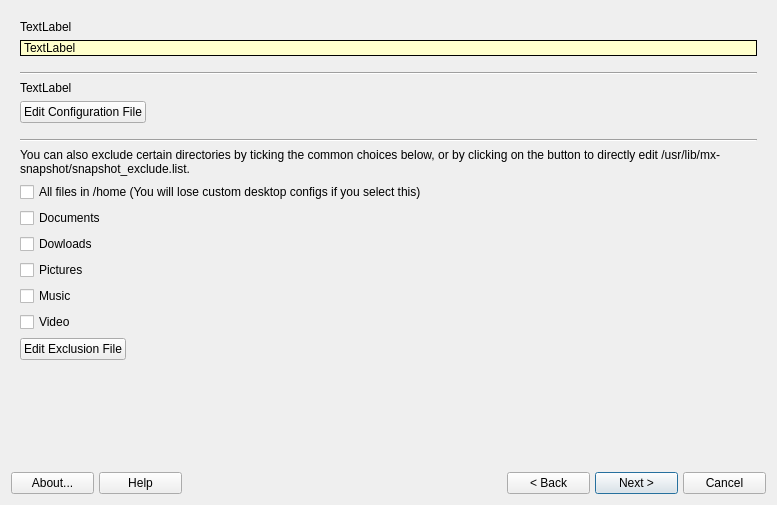
AdrianTM/mx-snapshot-old, file mxsnapshot.ui: the form before one commit.
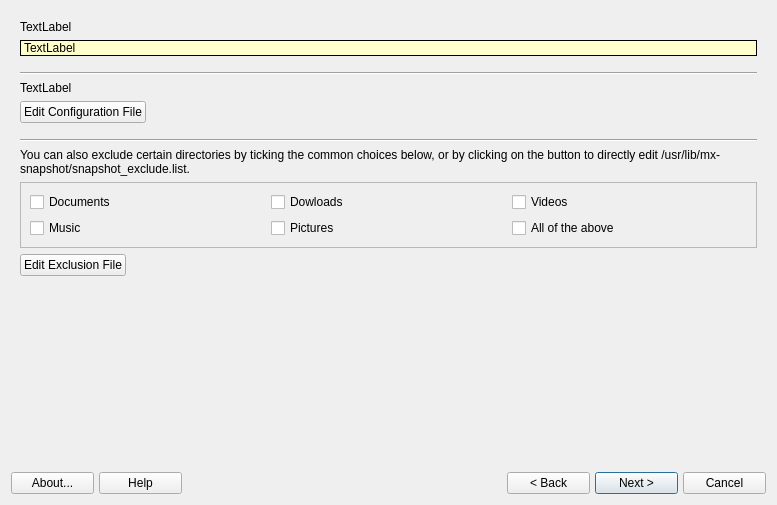
The form after the commit. The open tabs and pages were chosen to show the change. Icons and pictures are not drawn.

Patch:
```diff
--- a/mxsnapshot.ui
+++ b/mxsnapshot.ui
@@ -234,45 +234,63 @@
         </widget>
        </item>
        <item>
-        <widget class="QCheckBox" name="excludeHome">
-         <property name="text">
-          <string>All files in /home (You will lose custom desktop configs if you select this)</string>
+        <widget class="QFrame" name="frame">
+         <property name="frameShape">
+          <enum>QFrame::StyledPanel</enum>
          </property>
-        </widget>
-       </item>
-       <item>
-        <widget class="QCheckBox" name="excludeDocuments">
-         <property name="text">
-          <string>Documents</string>
+         <property name="frameShadow">
+          <enum>QFrame::Sunken</enum>
          </property>
-        </widget>
-       </item>
-       <item>
-        <widget class="QCheckBox" name="excludeDownloads">
-         <property name="text">
-          <string>Dowloads</string>
+         <property name="lineWidth">
+          <number>0</number>
          </property>
-        </widget>
-       </item>
-       <item>
-        <widget class="QCheckBox" name="excludePictures">
-         <property name="text">
-          <string>Pictures</string>
+         <property name="midLineWidth">
+          <number>1</number>
          </property>
-        </widget>
-       </item>
-       <item>
-        <widget class="QCheckBox" name="excludeMusic">
-         <property name="text">
-          <string>Music</string>
-         </property>
-        </widget>
-       </item>
-       <item>
-        <widget class="QCheckBox" name="excludeVideos">
-         <property name="text">
-          <string>Video</string>
-         </property>
+         <layout class="QGridLayout" name="gridLayout">
+          <item row="3" column="0">
+           <widget class="QCheckBox" name="excludeMusic">
+            <property name="text">
+             <string>Music</string>
+            </property>
+           </widget>
+          </item>
+          <item row="3" column="1">
+           <widget class="QCheckBox" name="excludePictures">
+            <property name="text">
+             <string>Pictures</string>
+            </property>
+           </widget>
+          </item>
+          <item row="1" column="1">
+           <widget class="QCheckBox" name="excludeDownloads">
+            <property name="text">
+             <string>Dowloads</string>
+            </property>
+           </widget>
+          </item>
+          <item row="1" column="0">
+           <widget class="QCheckBox" name="excludeDocuments">
+            <property name="text">
+             <string>Documents</string>
+            </property>
+           </widget>
+          </item>
+          <item row="1" column="2">
+           <widget class="QCheckBox" name="excludeVideos">
+            <property name="text">
+             <string>Videos</string>
+            </property>
+           </widget>
+          </item>
+          <item row="3" column="2">
+           <widget class="QCheckBox" name="excludeAll">
+            <property name="text">
+             <string>All of the above</string>
+            </property>
+           </widget>
+          </item>
+         </layout>
         </widget>
        </item>
        <item>
```
Left out of the diff: 137 changed lines with no effect on the pictures.
